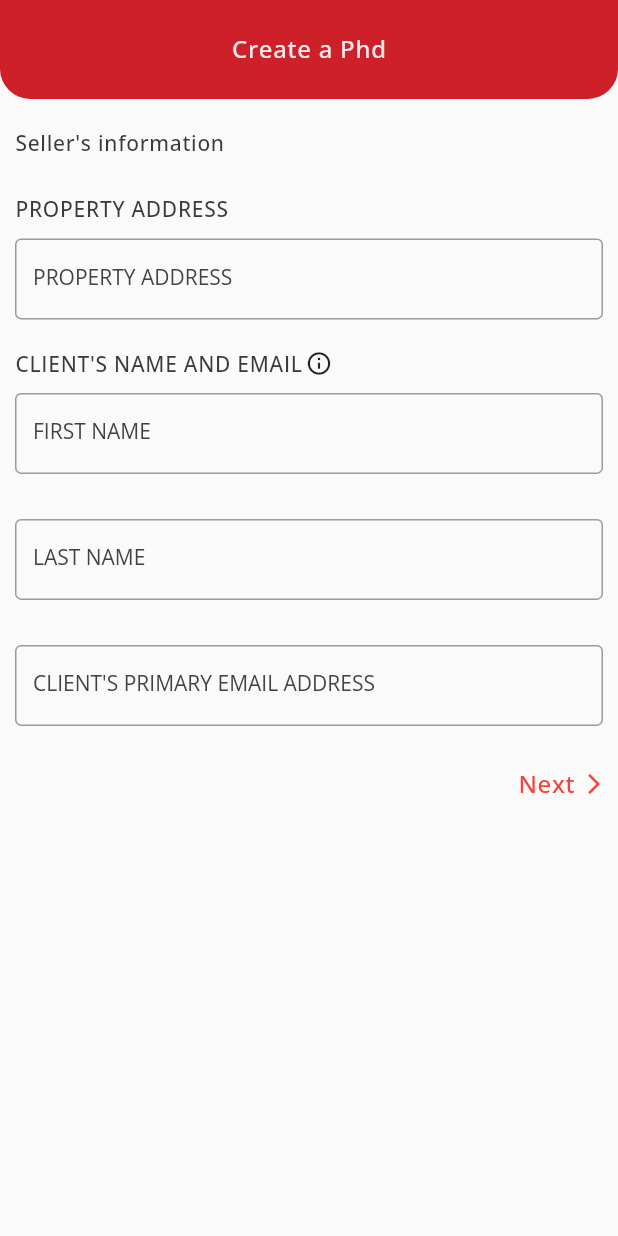
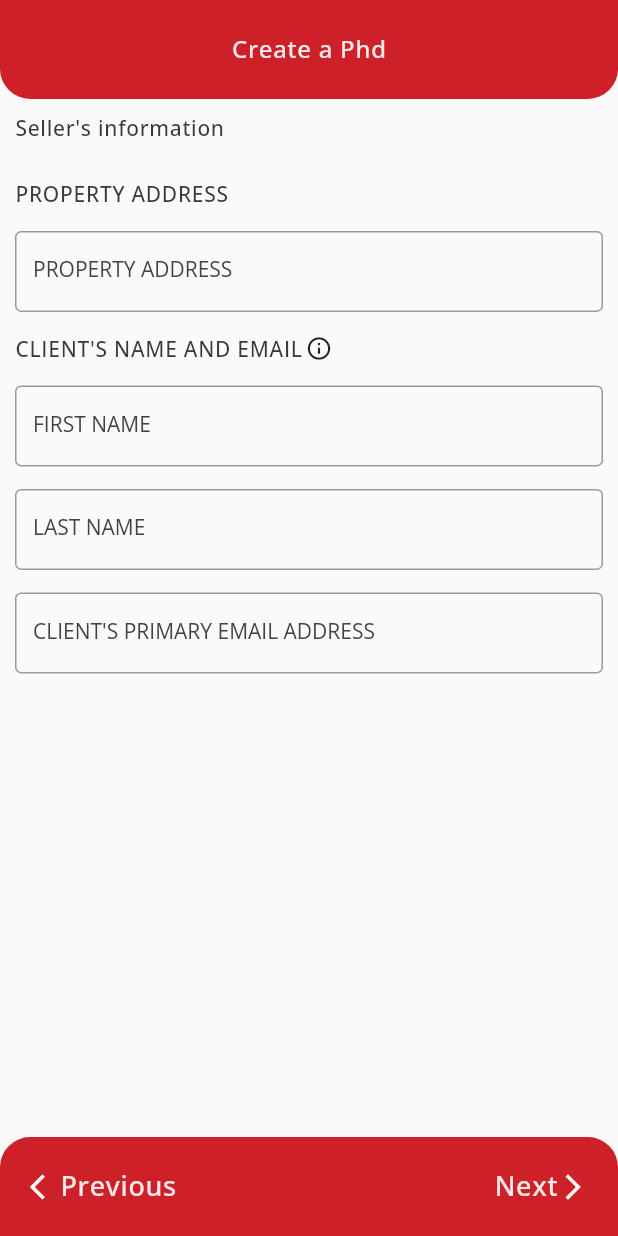
Before and after one commit to Domnic95/dazllapp, a Flutter app: the CreatePhd screen opened directly, on a phone screen of 412 x 824 dp. Run offline on Flutter 3.47's test engine with Material 2 defaults, Android fonts, the phone set to English and light mode, and no system bars; our stand-ins replace carousel_slider, dio, flutter_hooks, flutter_riverpod, hooks_riverpod, shared_preferences and 2 more; accounts and stored records are empty; network calls fail.

Commit message:
Company_profile
Company_profile

```diff
--- a/lib/UI/homepage/realtor/Create_phd/create_phd.dart
+++ b/lib/UI/homepage/realtor/Create_phd/create_phd.dart
@@ -25,9 +25,8 @@ class _CreatePhdState extends State<CreatePhd> {
       key: _formkey,
       child: SafeArea(
         child: Scaffold(
-          body: SingleChildScrollView(
-            child: Column(
-              crossAxisAlignment: CrossAxisAlignment.start,
+          // resizeToAvoidBottomInset: false,
+          body: Column(
             children: [
               Container(
                 height: size.height * 0.08,
@@ -47,29 +46,29 @@ class _CreatePhdState extends State<CreatePhd> {
                   ),
                 ),
               ),
-                SizedBox(
-                  height: 20,
-                ),
-                Padding(
-                  padding: EdgeInsets.only(left: 10),
-                  child: Text(
+              Expanded(
+                child: Padding(
+                  padding: EdgeInsets.all(10.0),
+                  child: ListView(
+                    children: [
+                      Column(
+                        crossAxisAlignment: CrossAxisAlignment.start,
+                        children: [
+                          Text(
                             'Seller\'s information',
                             style: TextStyle(fontSize: 14),
-                  ),
                           ),
                           SizedBox(
                             height: 25,
                           ),
-                Padding(
-                  padding: EdgeInsets.only(left: 10),
-                  child: Text(
+                          Text(
                             'PROPERTY ADDRESS',
                             style: TextStyle(fontSize: 14),
                           ),
+                          SizedBox(
+                            height: 15,
                           ),
-                Padding(
-                  padding: EdgeInsets.all(10),
-                  child: TextFormField(
+                          TextFormField(
                             validator: (text) {
                               if (text!.isEmpty) {
                                 return 'Address can\'t be empty';
@@ -98,13 +97,10 @@ class _CreatePhdState extends State<CreatePhd> {
                               ),
                             ),
                           ),
+                          SizedBox(
+                            height: 15,
                           ),
-                SizedBox(
-                  height: 10,
-                ),
-                Padding(
-                  padding: EdgeInsets.only(left: 10),
-                  child: Row(
+                          Row(
                             children: [
                               Text(
                                 'CLIENT\'S NAME AND EMAIL',
@@ -135,10 +131,10 @@ class _CreatePhdState extends State<CreatePhd> {
                               ),
                             ],
                           ),
+                          SizedBox(
+                            height: 15,
                           ),
-                Padding(
-                  padding: EdgeInsets.all(10),
-                  child: TextFormField(
+                          TextFormField(
                             validator: (text) {
                               if (text!.isEmpty) {
                                 return 'First Name can\'t be empty';
@@ -167,13 +163,10 @@ class _CreatePhdState extends State<CreatePhd> {
                               ),
                             ),
                           ),
+                          SizedBox(
+                            height: 15,
                           ),
-                SizedBox(
-                  height: 10,
-                ),
-                Padding(
-                  padding: EdgeInsets.all(10),
-                  child: TextFormField(
+                          TextFormField(
                             validator: (text) {
                               if (text!.isEmpty) {
                                 return 'Last Name can\'t be empty';
@@ -202,13 +195,10 @@ class _CreatePhdState extends State<CreatePhd> {
                               ),
                             ),
                           ),
+                          SizedBox(
+                            height: 15,
                           ),
-                SizedBox(
-                  height: 10,
-                ),
-                Padding(
-                  padding: EdgeInsets.all(10),
-                  child: TextField(
+                          TextField(
                             controller: _ClientAddress,
                             cursorColor: AppTheme.nearlyBlack,
                             decoration: InputDecoration(
@@ -231,13 +221,47 @@ class _CreatePhdState extends State<CreatePhd> {
                               ),
                             ),
                           ),
+                        ],
                       ),
-                SizedBox(
-                  height: 10,
+                    ],
                   ),
-                Padding(
-                  padding: const EdgeInsets.all(8.0),
-                  child: GestureDetector(
+                ),
+              ),
+              Container(
+                padding: EdgeInsets.symmetric(horizontal: 20),
+                height: size.height * 0.08,
+                decoration: BoxDecoration(
+                    borderRadius: BorderRadius.only(
+                      topLeft: Radius.circular(20),
+                      topRight: Radius.circular(20),
+                    ),
+                    color: AppTheme.colorPrimary),
+                child: Row(
+                  mainAxisAlignment: MainAxisAlignment.spaceBetween,
+                  children: [
+                    GestureDetector(
+                      onTap: () {
+                        Navigator.of(context).pop();
+                      },
+                      child: Row(
+                        children: [
+                          Icon(
+                            Icons.arrow_back_ios,
+                            size: 20,
+                            color: AppTheme.white,
+                          ),
+                          Text(
+                            "Previous",
+                            style:
+                                Theme.of(context).textTheme.bodyText1!.copyWith(
+                                      fontSize: 18,
+                                      color: lightColor.withOpacity(.9),
+                                    ),
+                          )
+                        ],
+                      ),
+                    ),
+                    GestureDetector(
                       onTap: () {
                         if (_formkey.currentState!.validate()) {
                           _ClientAddress.clear();
@@ -247,23 +271,27 @@ class _CreatePhdState extends State<CreatePhd> {
                         }
                       },
                       child: Row(
-                      mainAxisAlignment: MainAxisAlignment.end,
                         children: [
                           Text(
-                          'Next ',
-                          style: TextStyle(color: Colors.red, fontSize: 16),
+                            "Next",
+                            style:
+                                Theme.of(context).textTheme.bodyText1!.copyWith(
+                                      fontSize: 18,
+                                      color: lightColor.withOpacity(.9),
+                                    ),
                           ),
                           Icon(
                             Icons.arrow_forward_ios,
-                          color: Colors.red,
-                          size: 16,
+                            size: 20,
+                            color: AppTheme.white,
                           ),
                         ],
                       ),
                     ),
-                )
                   ],
                 ),
+              ),
+            ],
           ),
         ),
       ),
--- a/lib/config/api.dart
+++ b/lib/config/api.dart
@@ -14,3 +14,4 @@ const featureoption = 'featureOptions/1';
 const imageurl = 'https://res.cloudinary.com/dev-gnome/image/upload/';
 const featureOption = 'featureoptionlist/';
 const featureIssues = 'featureoissueslist/';
+const profile_url = 'company-from-professional';
--- a/lib/config/apicall.dart
+++ b/lib/config/apicall.dart
@@ -8,7 +8,7 @@ import 'package:flutter/material.dart';
 import 'package:shared_preferences/shared_preferences.dart';
 
 import '../UI/homepage/customer/home/customer_homepage.dart';
-import '../UI/homepage/professionals_homepage.dart';
+import '../UI/homepage/professional/professionals_homepage.dart';
 import '../UI/homepage/realtor/realtor_homepage.dart';
 
 // login
@@ -262,7 +262,7 @@ Future<void> signupCustomer(
 
 //forgot
 
-forgotpassword(email, String text) async {
+Future<String> forgotpassword(email, String text) async {
   try {
     final response = await dio.post(forgot_password, data: {
       "email": email,
@@ -280,4 +280,5 @@ forgotpassword(email, String text) async {
     //     content: Text((e as DioError).response!.data['message']),
     //     backgroundColor: Colors.red));
   }
+  return "";
 }
--- a/lib/config/providers/providers.dart
+++ b/lib/config/providers/providers.dart
@@ -1,4 +1,7 @@
 import 'package:dazllapp/config/providers/customer_notifier.dart';
+import 'package:dazllapp/config/providers/professional_notifier.dart';
 import 'package:hooks_riverpod/hooks_riverpod.dart';
 
 final roomsprovider = ChangeNotifierProvider(((ref) => CustomerNotifier()));
+final profileprovider =
+    ChangeNotifierProvider(((ref) => ProfessionalNotifier()));
--- a/lib/constant/colors.dart
+++ b/lib/constant/colors.dart
@@ -7,7 +7,9 @@ const Color scafolBackgroudColor = Colors.transparent;
 const Color darkTextColor = Color(0xFF3A3A3A);
 
 const Color lightColor = Colors.white;
+const Color profile = Color(0xffA8695D);
 const Color primaryColor = Color(0xff1e3a8a);
+const Color profcolor = Color(0xff2985B6);
 const Color transparentColor = Colors.transparent;
 const Color teamBackgroundColor = Color(0xfffee2e2);
 const Color teamRed = Color(0xffef4444);
--- a/lib/main.dart
+++ b/lib/main.dart
@@ -1,6 +1,6 @@
 // ignore_for_file: prefer_const_constructors, deprecated_member_use, prefer_const_literals_to_create_immutables, avoid_print, prefer_const_constructors_in_immutables
 
-import 'package:dazllapp/UI/homepage/professionals_homepage.dart';
+import 'package:dazllapp/UI/homepage/professional/professionals_homepage.dart';
 import 'package:dazllapp/UI/homepage/realtor/realtor_homepage.dart';
 import 'package:dazllapp/UI/login/login_screen.dart';
 import 'package:dazllapp/constant/colors.dart';
--- a/pubspec.yaml
+++ b/pubspec.yaml
@@ -40,6 +40,7 @@ dependencies:
   shared_preferences: ^2.0.7
   upgrader: ^4.2.0
   url_launcher: ^6.1.2
+  webview_flutter: ^2.0.13
 
 dev_dependencies:
   flutter_test:
```
Also changed, not shown: lib/UI/forgot_password.dart/forgot_password_screen.dart (+5 -6 lines), lib/UI/homepage/professional/company_profile.dart (added, +438 -0 lines), lib/UI/homepage/professional/professionals_homepage.dart (renamed from lib/UI/homepage/professionals_homepage.dart, +15 -4 lines), lib/UI/homepage/professional/webview_screen.dart (added, +24 -0 lines), lib/config/providers/professional_notifier.dart (added, +17 -0 lines), lib/model/profile.dart (added, +66 -0 lines), pubspec.lock, 1 other file. Lines whose indentation alone changed are shown as unchanged.
